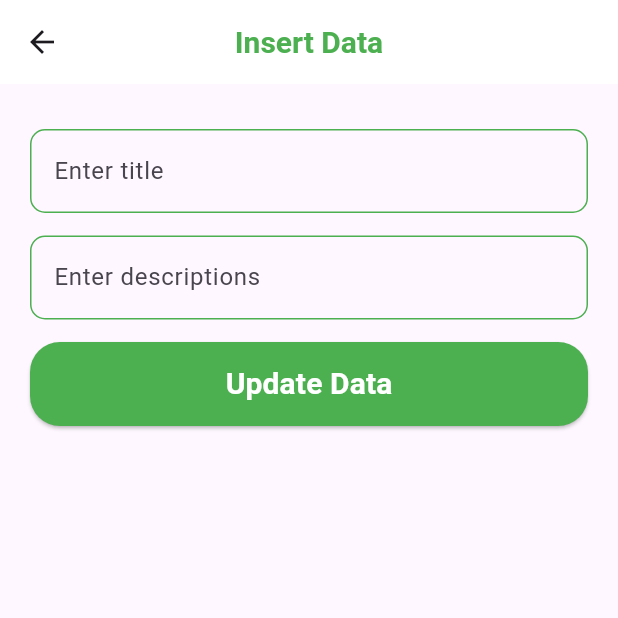
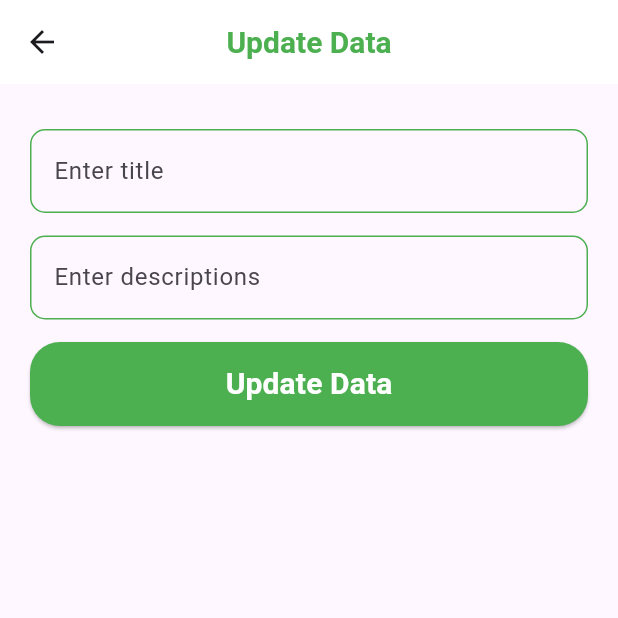
Before and after one commit to ArslanXXQazi/Local-DataBase, a Flutter app: the UpdateView screen opened directly, on a phone screen of 412 x 824 dp, the top half of it. Run offline on Flutter 3.47's test engine with Material 3 defaults, Android fonts, the phone set to English and light mode, and no system bars; our stand-ins replace sqflite; accounts and stored records are empty.

Commit message:
Update update_view.dart

```diff
--- a/lib/view/home_views/update_view/update_view.dart
+++ b/lib/view/home_views/update_view/update_view.dart
@@ -20,7 +20,7 @@ class _UpdateViewState extends State<UpdateView> {
       appBar: AppBar(
         backgroundColor: Colors.white,
         centerTitle: true,
-        title: CustomText(text: 'Insert Data',fontWeight: FontWeight.bold,fontSize: 20,color: Colors.green,),
+        title: CustomText(text: 'Update Data',fontWeight: FontWeight.bold,fontSize: 20,color: Colors.green,),
       ),
       body: Padding(
         padding: const EdgeInsets.symmetric(horizontal: 20,vertical: 30),
```
